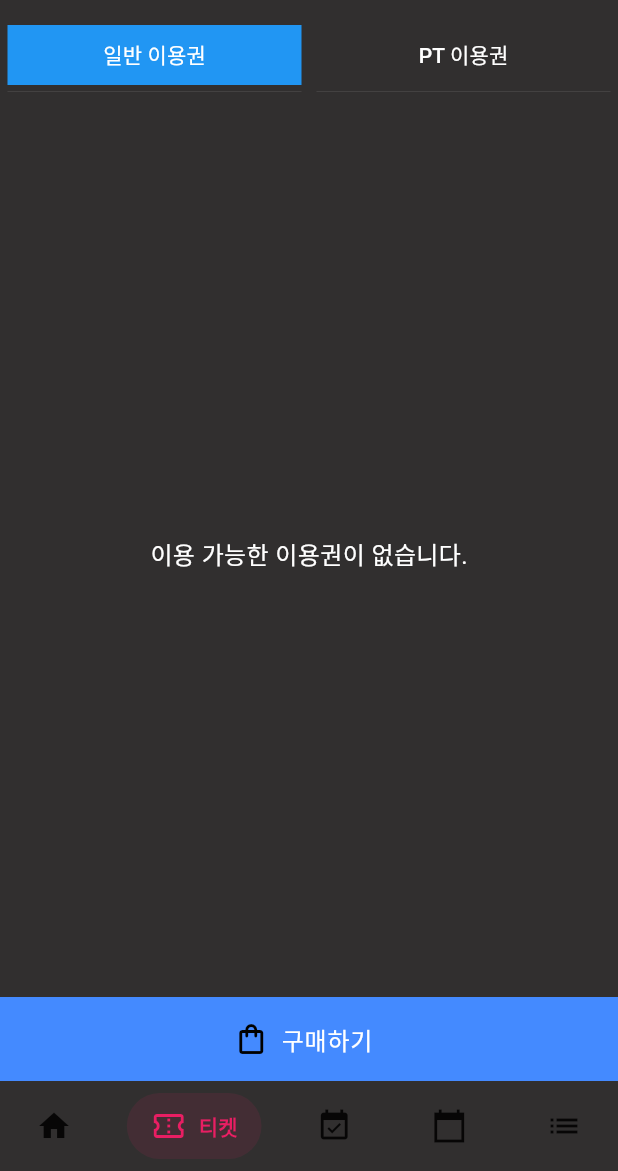
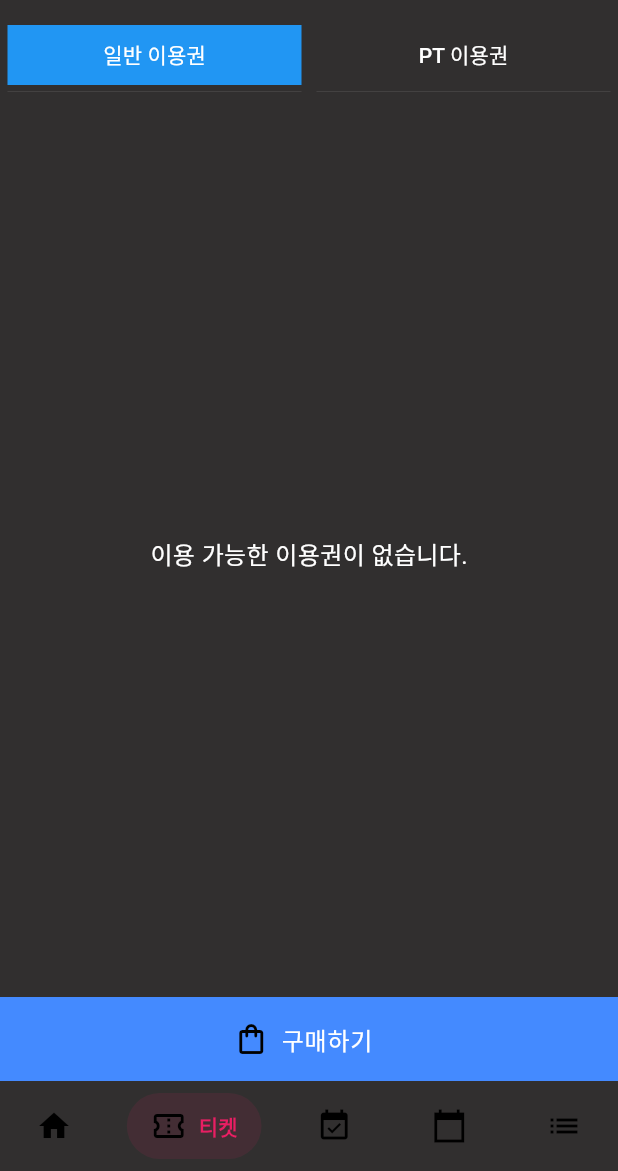
Before and after one commit to t326598/MSA9_GYM_FLUTTER, a Flutter app: the screen it shows after launch, item 2 of the bottom bar chosen, after a tap on "일반 이용권", on a phone screen of 412 x 824 dp, the part 65-1236 px from its top. Run offline on Flutter 3.47's test engine with Material 3 defaults, Android fonts, the phone set to English and light mode, and no system bars; drawn by our look-alikes of salomon_bottom_bar; our stand-ins replace calendar_date_picker2, dio, flutter_secure_storage, flutter_slidable, hexcolor, modal_bottom_sheet and 2 more; missing offline and left inert: booking_calendar, bottom_picker, flutter_neat_and_clean_calendar; accounts and stored records are empty; network calls fail.

Commit message:
bottom sheet Icon color

```diff
--- a/gym_app/lib/screens/home_screen.dart
+++ b/gym_app/lib/screens/home_screen.dart
@@ -128,9 +128,9 @@ String generateQRCodeData() {
           scaffoldBackgroundColor: Color.fromARGB(255, 49, 47, 47),
           colorScheme: ColorScheme.dark(
             primary: const Color.fromARGB(255, 206, 61, 61),
-            onPrimary: const Color.fromARGB(255, 61, 18, 18),
-            surface: const Color.fromARGB(255, 105, 32, 32),
-            onSurface: Color.fromARGB(255, 159, 208, 213),
+            onPrimary: const Color.fromARGB(255, 241, 239, 239),
+            surface: const Color.fromARGB(255, 178, 10, 201),
+            onSurface: Color.fromARGB(255, 9, 191, 211),
           ),
         ),
         child: Scaffold(
--- a/gym_app/lib/widgets/bottom_sheet.dart
+++ b/gym_app/lib/widgets/bottom_sheet.dart
@@ -20,27 +20,27 @@ class CustomBottomNavigationBar extends StatelessWidget {
       },
       items: [
         SalomonBottomBarItem(
-          icon: const Icon(Icons.home),
+          icon: const Icon(Icons.home, color:Colors.black),
           title: const Text("홈"),
           selectedColor: Colors.blue,
         ),
         SalomonBottomBarItem(
-          icon: const Icon(Icons.confirmation_number_outlined),
+          icon: const Icon(Icons.confirmation_number_outlined, color: Colors.black),
           title: const Text("티켓"),
           selectedColor: Colors.pink,
         ),
         SalomonBottomBarItem(
-          icon: const Icon(Icons.event_available),
+          icon: const Icon(Icons.event_available , color: Colors.black),
           title: const Text("예약"),
           selectedColor: Colors.green,
         ),
         SalomonBottomBarItem(
-          icon: const Icon(Icons.calendar_today_sharp),
+          icon: const Icon(Icons.calendar_today_sharp , color: Colors.black),
           title: const Text("캘린더"),
           selectedColor: Colors.purple,
         ),
         SalomonBottomBarItem(
-          icon: const Icon(Icons.list),
+          icon: const Icon(Icons.list , color: Colors.black),
           title: const Text("메뉴"),
           selectedColor: Colors.teal,
         ),
```
